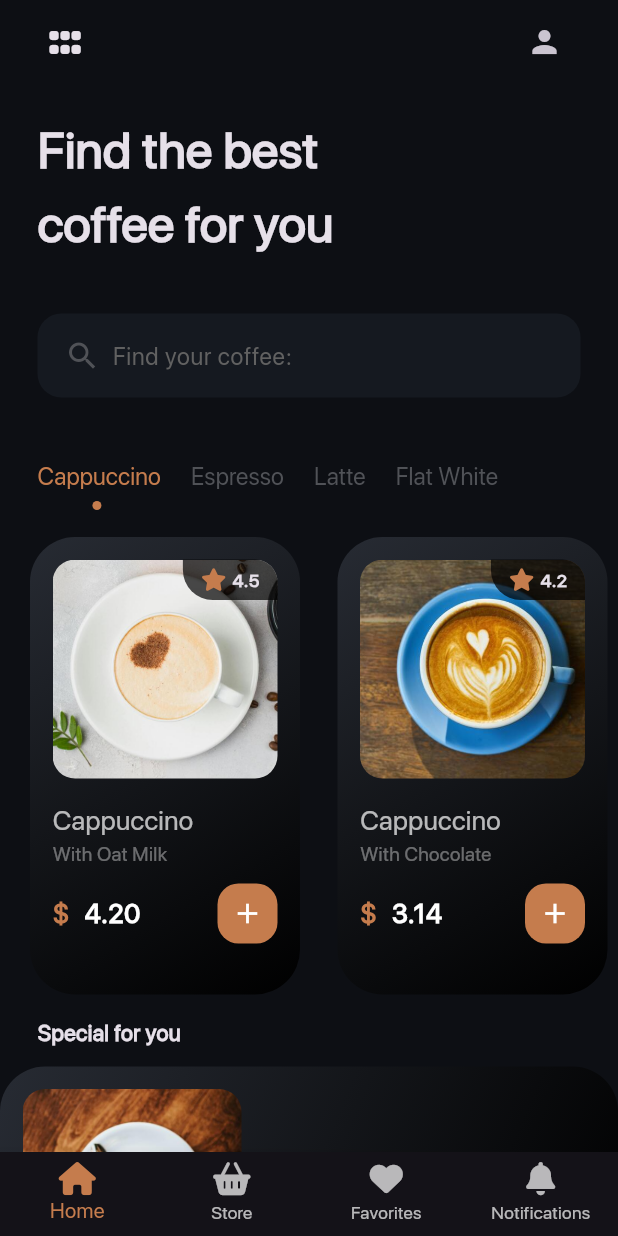
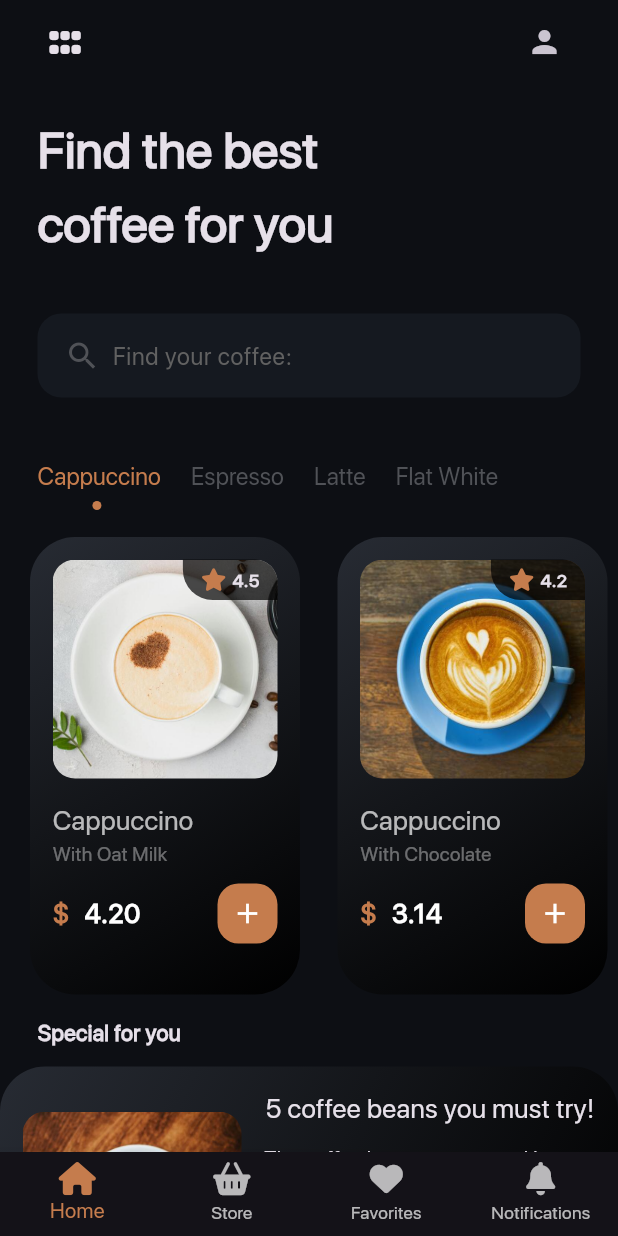
Before and after one commit to AlexEduV/coffee_app_flutter, a Flutter app: the screen it shows after launch, on a phone screen of 412 x 824 dp. Run offline on Flutter 3.47's test engine with Material 3 defaults, Android fonts, the phone set to English and light mode, and no system bars; our stand-ins replace font_awesome_flutter, gap.

Commit message:
finished specials section;

```diff
--- a/lib/pages/home_page.dart
+++ b/lib/pages/home_page.dart
@@ -142,7 +142,7 @@ class _MyHomePageState extends State<MyHomePage> {
             //list view
             const SpecialsItem(
               title: '5 coffee beans you must try!',
-              text: 'text',
+              text: 'The coffee beans are roasted in an environmentally friendly way. This coffee tastes particularly mild and aromatic. The beans are made from 100% Arabica and are available in many different varieties with a particularly strong aroma.',
               imageSource: '${DataModel.assetPath}coffee_3.jpg',
             ),
 
--- a/lib/widgets/specials_item.dart
+++ b/lib/widgets/specials_item.dart
@@ -46,14 +46,26 @@ class SpecialsItem extends StatelessWidget {
             ),
           ),
 
-          const Gap(10.0),
+          const Gap(15.0),
 
           //text column
-          Text(
-            title,
-            maxLines: 3,
-            style: const TextStyle(
-              fontSize: 18.0,
+          Flexible(
+            child: Column(
+              children: [
+
+                Text(
+                  title,
+                  style: const TextStyle(
+                    fontSize: 18.0,
+                  ),
+                ),
+
+                const Gap(10.0),
+
+                Text(
+                  text,
+                ),
+              ],
             ),
           ),
 
```
